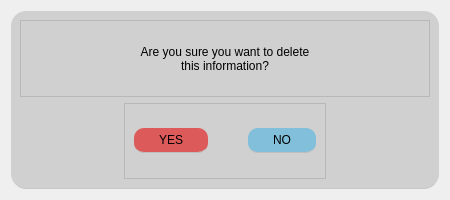
Above: Frontend/ConfirmDialog.ui from rmmln/Petmate-Desktop-Application before the change. Below: the same form after it.
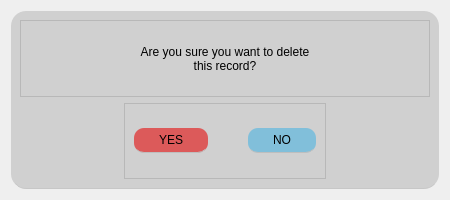
That is the form after the change.

Commit message:
Update confirmation dialog message
Changed the confirmation prompt from 'Are you sure you want to delete this information?' to 'Are you sure you want to delete this record?' for improved clarity.

```diff
--- a/Frontend/ConfirmDialog.ui
+++ b/Frontend/ConfirmDialog.ui
@@ -60,7 +60,7 @@
            </property>
            <property name="text">
             <string>Are you sure you want to delete 
-this information?</string>
+this record?</string>
            </property>
            <property name="alignment">
             <set>Qt::AlignCenter</set>
```
